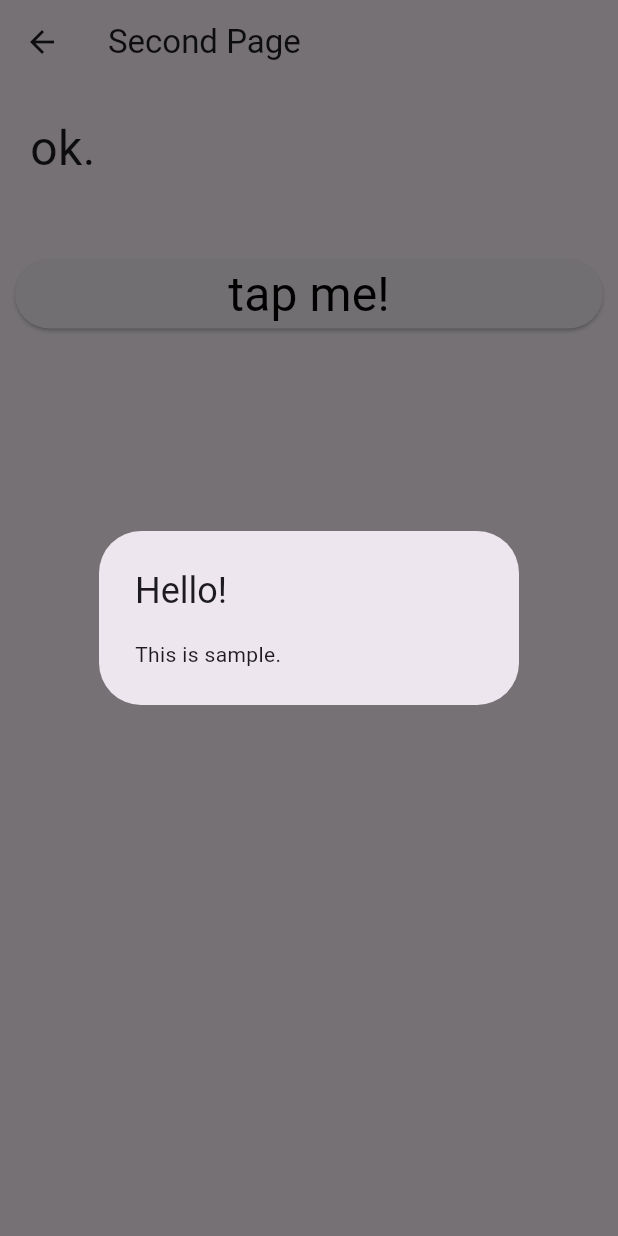
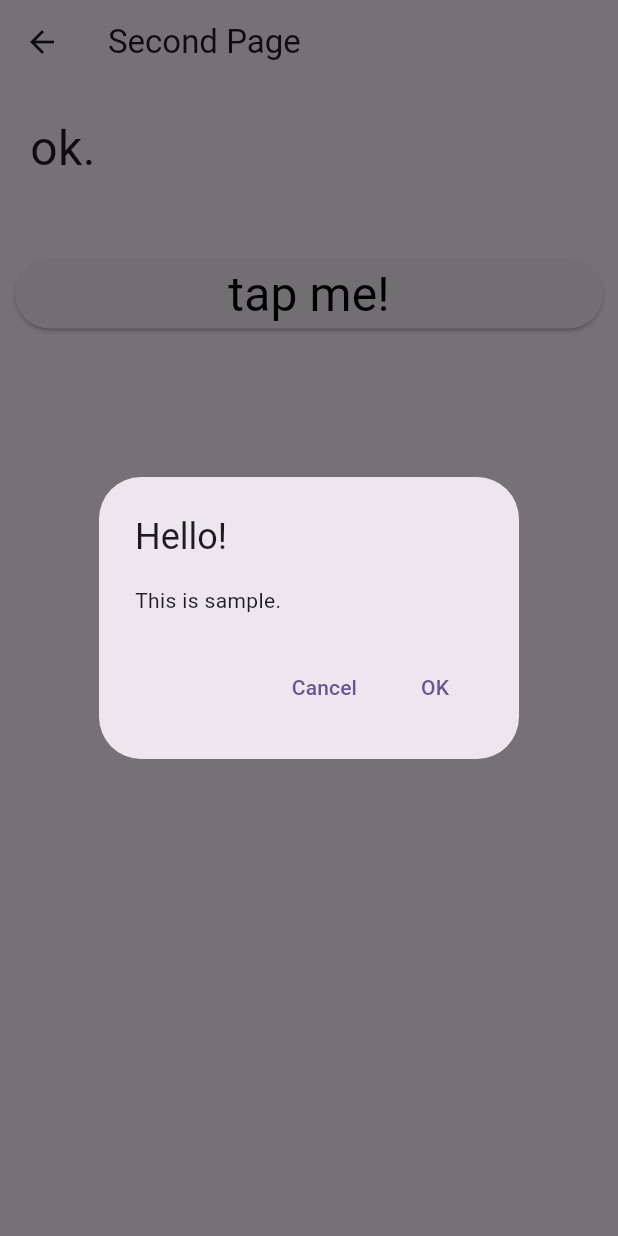
Before and after one commit to Jun-Saito-de/practice_j, a Flutter app: the SecondPage screen opened directly, after a tap on "tap me!", on a phone screen of 412 x 824 dp. Run offline on Flutter 3.47's test engine with Material 3 defaults, Android fonts, the phone set to English and light mode, and no system bars.

Commit message:
Add second_page.dart only

```diff
--- a/lib/second_page.dart
+++ b/lib/second_page.dart
@@ -58,10 +58,25 @@ class _SecondPageState extends State<SecondPage> {
   void buttonPressed() {
     showDialog(
       context: context,
-      builder: (BuildContext context) => const AlertDialog(
+      builder: (BuildContext context) => AlertDialog(
         title: Text("Hello!"),
-        content: Text("This is sample."),
+        content: const Text("This is sample."),
+        actions: <Widget>[
+            TextButton(
+            child: const Text("Cancel"),
+            onPressed:() => Navigator.pop<String>(context, "Cancel")
+          ),
+          TextButton(
+            child: const Text("OK"),
+            onPressed:() => Navigator.pop<String>(context, "OK")
+          ),
+        ],
       ),
-    );
+    ).then<void>((value) => resultAlert(value));
+  }
+  void resultAlert(String value) {
+    setState((){
+      _message = "selected: $value";
+    });
   }
 }
```
